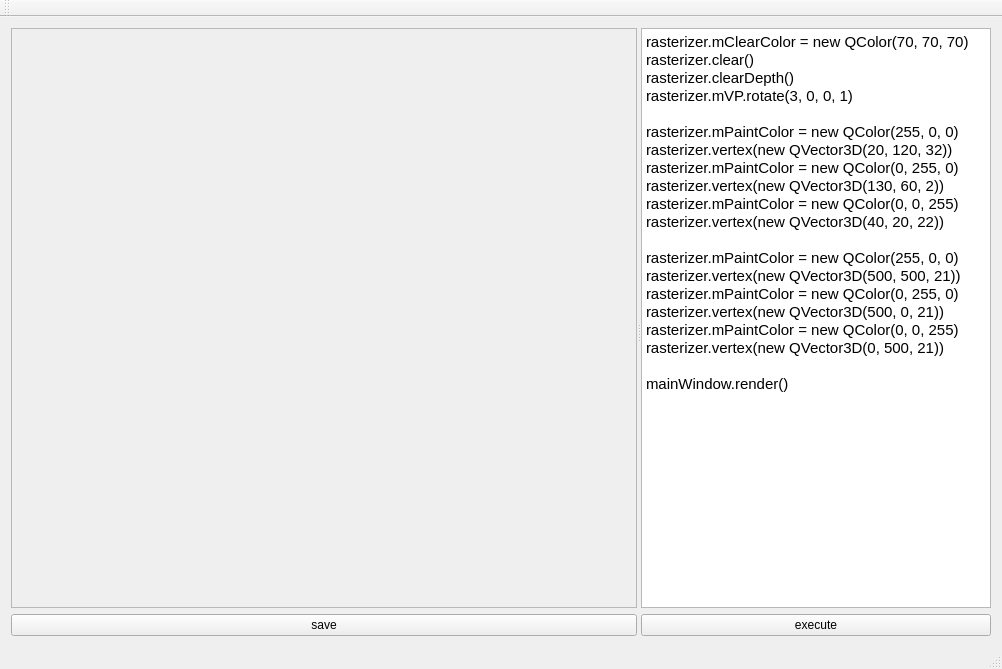
Qt form mainwindow.ui (janisozaur/masgk-rasterizer) before a commit.
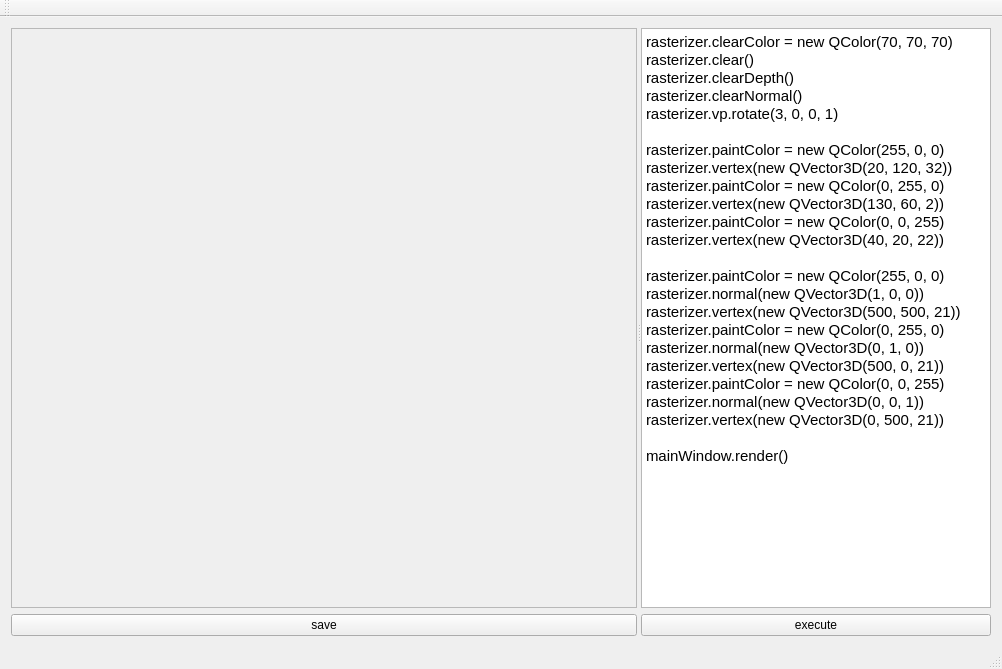
The same form after that commit.

Commit message: update properties names and reflect those changes in default script; add normals to default script

The edit to the form file:
```diff
--- a/mainwindow.ui
+++ b/mainwindow.ui
@@ -92,23 +92,27 @@
 &lt;html&gt;&lt;head&gt;&lt;meta name=&quot;qrichtext&quot; content=&quot;1&quot; /&gt;&lt;style type=&quot;text/css&quot;&gt;
 p, li { white-space: pre-wrap; }
 &lt;/style&gt;&lt;/head&gt;&lt;body style=&quot; font-family:'Ubuntu'; font-size:11pt; font-weight:400; font-style:normal;&quot;&gt;
-&lt;p style=&quot; margin-top:0px; margin-bottom:0px; margin-left:0px; margin-right:0px; -qt-block-indent:0; text-indent:0px;&quot;&gt;rasterizer.mClearColor = new QColor(70, 70, 70)&lt;/p&gt;
+&lt;p style=&quot; margin-top:0px; margin-bottom:0px; margin-left:0px; margin-right:0px; -qt-block-indent:0; text-indent:0px;&quot;&gt;rasterizer.clearColor = new QColor(70, 70, 70)&lt;/p&gt;
 &lt;p style=&quot; margin-top:0px; margin-bottom:0px; margin-left:0px; margin-right:0px; -qt-block-indent:0; text-indent:0px;&quot;&gt;rasterizer.clear()&lt;/p&gt;
 &lt;p style=&quot; margin-top:0px; margin-bottom:0px; margin-left:0px; margin-right:0px; -qt-block-indent:0; text-indent:0px;&quot;&gt;rasterizer.clearDepth()&lt;/p&gt;
-&lt;p style=&quot; margin-top:0px; margin-bottom:0px; margin-left:0px; margin-right:0px; -qt-block-indent:0; text-indent:0px;&quot;&gt;rasterizer.mVP.rotate(3, 0, 0, 1)&lt;/p&gt;
+&lt;p style=&quot; margin-top:0px; margin-bottom:0px; margin-left:0px; margin-right:0px; -qt-block-indent:0; text-indent:0px;&quot;&gt;rasterizer.clearNormal()&lt;/p&gt;
+&lt;p style=&quot; margin-top:0px; margin-bottom:0px; margin-left:0px; margin-right:0px; -qt-block-indent:0; text-indent:0px;&quot;&gt;rasterizer.vp.rotate(3, 0, 0, 1)&lt;/p&gt;
 &lt;p style=&quot;-qt-paragraph-type:empty; margin-top:0px; margin-bottom:0px; margin-left:0px; margin-right:0px; -qt-block-indent:0; text-indent:0px;&quot;&gt;&lt;/p&gt;
-&lt;p style=&quot; margin-top:0px; margin-bottom:0px; margin-left:0px; margin-right:0px; -qt-block-indent:0; text-indent:0px;&quot;&gt;rasterizer.mPaintColor = new QColor(255, 0, 0)&lt;/p&gt;
+&lt;p style=&quot; margin-top:0px; margin-bottom:0px; margin-left:0px; margin-right:0px; -qt-block-indent:0; text-indent:0px;&quot;&gt;rasterizer.paintColor = new QColor(255, 0, 0)&lt;/p&gt;
 &lt;p style=&quot; margin-top:0px; margin-bottom:0px; margin-left:0px; margin-right:0px; -qt-block-indent:0; text-indent:0px;&quot;&gt;rasterizer.vertex(new QVector3D(20, 120, 32))&lt;/p&gt;
-&lt;p style=&quot; margin-top:0px; margin-bottom:0px; margin-left:0px; margin-right:0px; -qt-block-indent:0; text-indent:0px;&quot;&gt;rasterizer.mPaintColor = new QColor(0, 255, 0)&lt;/p&gt;
+&lt;p style=&quot; margin-top:0px; margin-bottom:0px; margin-left:0px; margin-right:0px; -qt-block-indent:0; text-indent:0px;&quot;&gt;rasterizer.paintColor = new QColor(0, 255, 0)&lt;/p&gt;
 &lt;p style=&quot; margin-top:0px; margin-bottom:0px; margin-left:0px; margin-right:0px; -qt-block-indent:0; text-indent:0px;&quot;&gt;rasterizer.vertex(new QVector3D(130, 60, 2))&lt;/p&gt;
-&lt;p style=&quot; margin-top:0px; margin-bottom:0px; margin-left:0px; margin-right:0px; -qt-block-indent:0; text-indent:0px;&quot;&gt;rasterizer.mPaintColor = new QColor(0, 0, 255)&lt;/p&gt;
+&lt;p style=&quot; margin-top:0px; margin-bottom:0px; margin-left:0px; margin-right:0px; -qt-block-indent:0; text-indent:0px;&quot;&gt;rasterizer.paintColor = new QColor(0, 0, 255)&lt;/p&gt;
 &lt;p style=&quot; margin-top:0px; margin-bottom:0px; margin-left:0px; margin-right:0px; -qt-block-indent:0; text-indent:0px;&quot;&gt;rasterizer.vertex(new QVector3D(40, 20, 22))&lt;/p&gt;
 &lt;p style=&quot;-qt-paragraph-type:empty; margin-top:0px; margin-bottom:0px; margin-left:0px; margin-right:0px; -qt-block-indent:0; text-indent:0px;&quot;&gt;&lt;/p&gt;
-&lt;p style=&quot; margin-top:0px; margin-bottom:0px; margin-left:0px; margin-right:0px; -qt-block-indent:0; text-indent:0px;&quot;&gt;rasterizer.mPaintColor = new QColor(255, 0, 0)&lt;/p&gt;
+&lt;p style=&quot; margin-top:0px; margin-bottom:0px; margin-left:0px; margin-right:0px; -qt-block-indent:0; text-indent:0px;&quot;&gt;rasterizer.paintColor = new QColor(255, 0, 0)&lt;/p&gt;
+&lt;p style=&quot; margin-top:0px; margin-bottom:0px; margin-left:0px; margin-right:0px; -qt-block-indent:0; text-indent:0px;&quot;&gt;rasterizer.normal(new QVector3D(1, 0, 0))&lt;/p&gt;
 &lt;p style=&quot; margin-top:0px; margin-bottom:0px; margin-left:0px; margin-right:0px; -qt-block-indent:0; text-indent:0px;&quot;&gt;rasterizer.vertex(new QVector3D(500, 500, 21))&lt;/p&gt;
-&lt;p style=&quot; margin-top:0px; margin-bottom:0px; margin-left:0px; margin-right:0px; -qt-block-indent:0; text-indent:0px;&quot;&gt;rasterizer.mPaintColor = new QColor(0, 255, 0)&lt;/p&gt;
+&lt;p style=&quot; margin-top:0px; margin-bottom:0px; margin-left:0px; margin-right:0px; -qt-block-indent:0; text-indent:0px;&quot;&gt;rasterizer.paintColor = new QColor(0, 255, 0)&lt;/p&gt;
+&lt;p style=&quot; margin-top:0px; margin-bottom:0px; margin-left:0px; margin-right:0px; -qt-block-indent:0; text-indent:0px;&quot;&gt;rasterizer.normal(new QVector3D(0, 1, 0))&lt;/p&gt;
 &lt;p style=&quot; margin-top:0px; margin-bottom:0px; margin-left:0px; margin-right:0px; -qt-block-indent:0; text-indent:0px;&quot;&gt;rasterizer.vertex(new QVector3D(500, 0, 21))&lt;/p&gt;
-&lt;p style=&quot; margin-top:0px; margin-bottom:0px; margin-left:0px; margin-right:0px; -qt-block-indent:0; text-indent:0px;&quot;&gt;rasterizer.mPaintColor = new QColor(0, 0, 255)&lt;/p&gt;
+&lt;p style=&quot; margin-top:0px; margin-bottom:0px; margin-left:0px; margin-right:0px; -qt-block-indent:0; text-indent:0px;&quot;&gt;rasterizer.paintColor = new QColor(0, 0, 255)&lt;/p&gt;
+&lt;p style=&quot; margin-top:0px; margin-bottom:0px; margin-left:0px; margin-right:0px; -qt-block-indent:0; text-indent:0px;&quot;&gt;rasterizer.normal(new QVector3D(0, 0, 1))&lt;/p&gt;
 &lt;p style=&quot; margin-top:0px; margin-bottom:0px; margin-left:0px; margin-right:0px; -qt-block-indent:0; text-indent:0px;&quot;&gt;rasterizer.vertex(new QVector3D(0, 500, 21))&lt;/p&gt;
 &lt;p style=&quot;-qt-paragraph-type:empty; margin-top:0px; margin-bottom:0px; margin-left:0px; margin-right:0px; -qt-block-indent:0; text-indent:0px;&quot;&gt;&lt;/p&gt;
 &lt;p style=&quot; margin-top:0px; margin-bottom:0px; margin-left:0px; margin-right:0px; -qt-block-indent:0; text-indent:0px;&quot;&gt;mainWindow.render()&lt;/p&gt;&lt;/body&gt;&lt;/html&gt;</string>
```
The commit also changes 2 other files.
